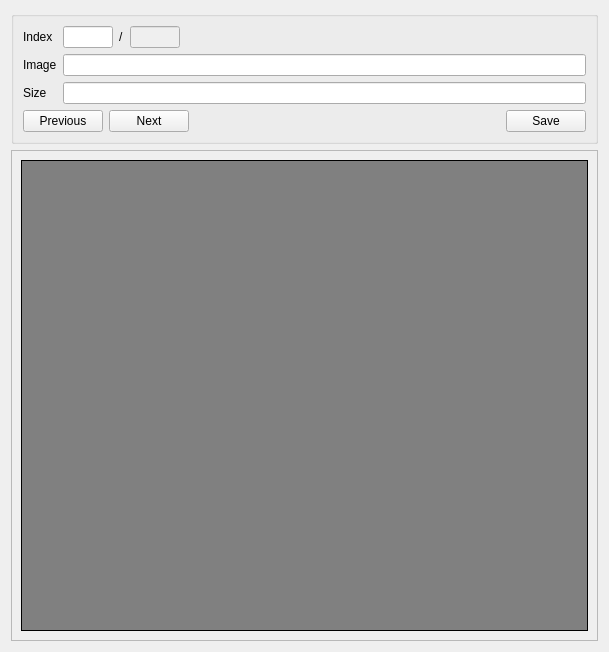
First picture: the form in ui/image-viewer.ui, repository michaelpm54/Ace3x, before the edit.
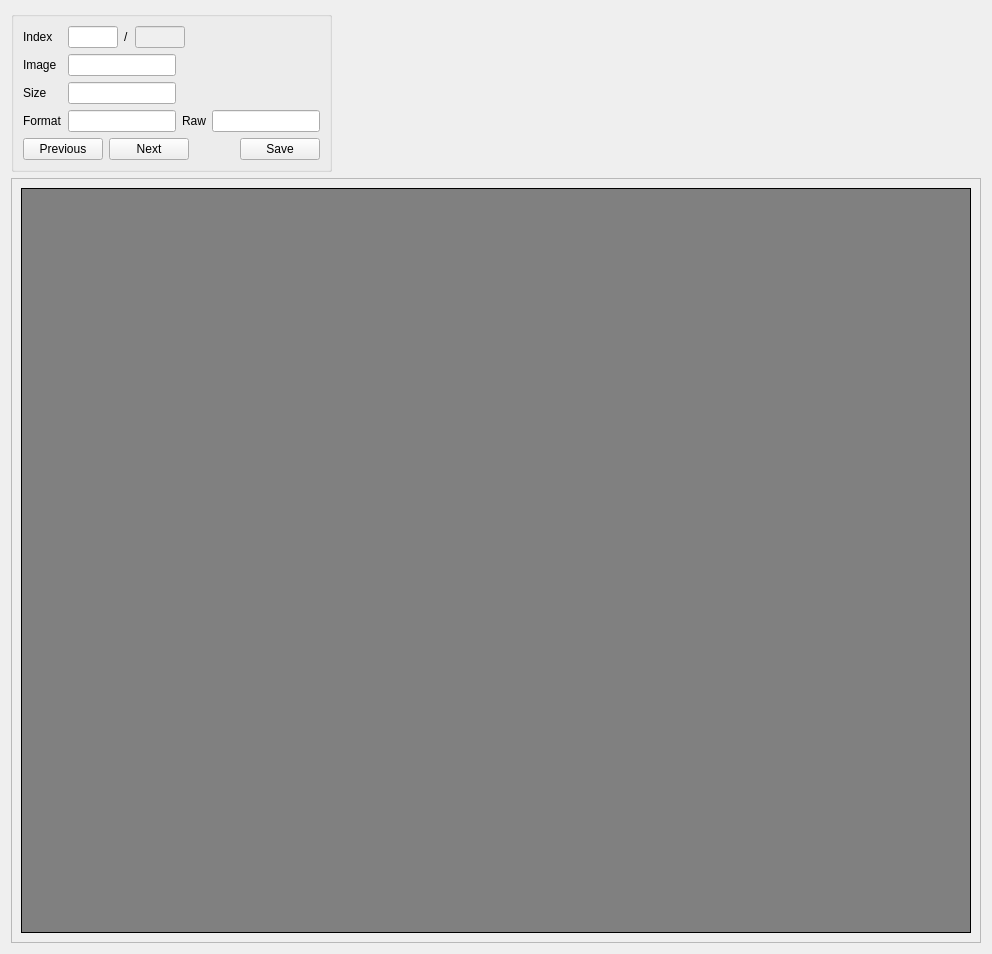
Second picture: the form after the edit.

Commit message: Implement decoding for 2 more image formats

Patch:
```diff
--- a/ui/image-viewer.ui
+++ b/ui/image-viewer.ui
@@ -6,18 +6,18 @@
    <rect>
     <x>0</x>
     <y>0</y>
-    <width>609</width>
-    <height>652</height>
+    <width>992</width>
+    <height>954</height>
    </rect>
   </property>
   <property name="windowTitle">
    <string>Frame</string>
   </property>
-  <layout class="QVBoxLayout" name="verticalLayout">
-   <item>
+  <layout class="QGridLayout" name="gridLayout_2">
+   <item row="0" column="0">
     <widget class="QGroupBox" name="groupBox">
      <property name="sizePolicy">
-      <sizepolicy hsizetype="Minimum" vsizetype="Maximum">
+      <sizepolicy hsizetype="Maximum" vsizetype="Maximum">
        <horstretch>0</horstretch>
        <verstretch>1</verstretch>
       </sizepolicy>
@@ -26,21 +26,14 @@
       <string/>
      </property>
      <layout class="QGridLayout" name="gridLayout">
-      <item row="1" column="1">
-       <widget class="QLineEdit" name="image_name">
-        <property name="readOnly">
-         <bool>true</bool>
-        </property>
-       </widget>
-      </item>
-      <item row="2" column="0">
-       <widget class="QLabel" name="image_size_label">
+      <item row="0" column="0">
+       <widget class="QLabel" name="index_label">
         <property name="text">
-         <string>Size</string>
+         <string>Index</string>
         </property>
        </widget>
       </item>
-      <item row="0" column="1">
+      <item row="0" column="1" colspan="2">
        <layout class="QHBoxLayout" name="horizontalLayout_2">
         <item>
          <widget class="QLineEdit" name="image_index">
@@ -118,6 +111,20 @@
         </property>
        </widget>
       </item>
+      <item row="1" column="1">
+       <widget class="QLineEdit" name="image_name">
+        <property name="readOnly">
+         <bool>true</bool>
+        </property>
+       </widget>
+      </item>
+      <item row="2" column="0">
+       <widget class="QLabel" name="image_size_label">
+        <property name="text">
+         <string>Size</string>
+        </property>
+       </widget>
+      </item>
       <item row="2" column="1">
        <widget class="QLineEdit" name="image_size">
         <property name="readOnly">
@@ -125,14 +132,35 @@
         </property>
        </widget>
       </item>
-      <item row="0" column="0">
-       <widget class="QLabel" name="index_label">
+      <item row="3" column="0">
+       <widget class="QLabel" name="label_2">
         <property name="text">
-         <string>Index</string>
+         <string>Format</string>
         </property>
        </widget>
       </item>
-      <item row="3" column="0" colspan="2">
+      <item row="3" column="1">
+       <widget class="QLineEdit" name="format">
+        <property name="readOnly">
+         <bool>true</bool>
+        </property>
+       </widget>
+      </item>
+      <item row="3" column="2">
+       <widget class="QLabel" name="label_3">
+        <property name="text">
+         <string>Raw</string>
+        </property>
+       </widget>
+      </item>
+      <item row="3" column="3">
+       <widget class="QLineEdit" name="raw_format">
+        <property name="readOnly">
+         <bool>true</bool>
+        </property>
+       </widget>
+      </item>
+      <item row="4" column="0" colspan="4">
        <layout class="QHBoxLayout" name="horizontalLayout">
         <item>
          <widget class="QPushButton" name="prev">
@@ -185,7 +213,7 @@
      </layout>
     </widget>
    </item>
-   <item>
+   <item row="1" column="0">
     <widget class="QScrollArea" name="scrollArea">
      <property name="sizePolicy">
       <sizepolicy hsizetype="Expanding" vsizetype="Expanding">
@@ -201,8 +229,8 @@
        <rect>
         <x>0</x>
         <y>0</y>
-        <width>589</width>
-        <height>501</height>
+        <width>972</width>
+        <height>777</height>
        </rect>
       </property>
       <layout class="QGridLayout" name="gridLayout_4">
```
The commit also changes 4 other files.
